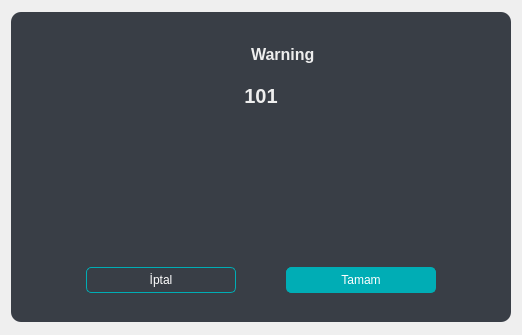
This is templates/ui/popup.ui in ismaildrcn/data-labeling as Qt 5 draws it before an edit. The edited form follows.
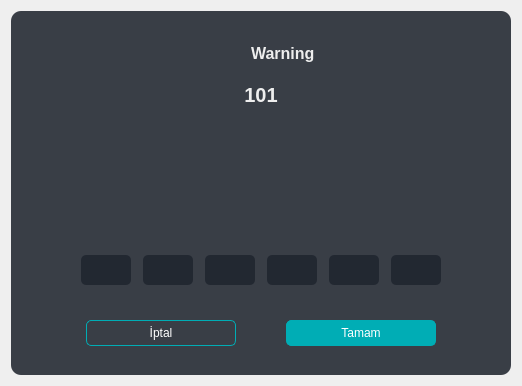
This is the edited form. Icons and pictures are not drawn.

Commit message: Added reopening with data from database - UI.

```diff
--- a/templates/ui/popup.ui
+++ b/templates/ui/popup.ui
@@ -7,7 +7,7 @@
     <x>0</x>
     <y>0</y>
     <width>518</width>
-    <height>335</height>
+    <height>363</height>
    </rect>
   </property>
   <property name="windowTitle">
@@ -44,6 +44,14 @@
 }
 #pushButton_ok{
 	background-color: #00ADB5;
+}
+QLineEdit{
+	border-radius: 5px;
+	background-color: #222831;
+	color: #EEEEEE;
+}
+QLineEdit:focus{
+	border: 1px solid #00ADB5;
 }</string>
      </property>
      <layout class="QVBoxLayout" name="verticalLayout">
@@ -151,6 +159,252 @@
         </layout>
        </widget>
       </item>
+      <item alignment="Qt::AlignHCenter">
+       <widget class="QWidget" name="widget_verify_area" native="true">
+        <layout class="QHBoxLayout" name="horizontalLayout_5">
+         <property name="spacing">
+          <number>12</number>
+         </property>
+         <item>
+          <widget class="QLineEdit" name="lineEdit_verify_1">
+           <property name="minimumSize">
+            <size>
+             <width>50</width>
+             <height>30</height>
+            </size>
+           </property>
+           <property name="maximumSize">
+            <size>
+             <width>50</width>
+             <height>30</height>
+            </size>
+           </property>
+           <property name="font">
+            <font>
+             <family>Segoe UI Variable Text</family>
+             <pointsize>12</pointsize>
+             <weight>75</weight>
+             <bold>true</bold>
+             <stylestrategy>PreferDefault</stylestrategy>
+             <kerning>true</kerning>
+            </font>
+           </property>
+           <property name="inputMethodHints">
+            <set>Qt::ImhNone</set>
+           </property>
+           <property name="inputMask">
+            <string/>
+           </property>
+           <property name="text">
+            <string/>
+           </property>
+           <property name="maxLength">
+            <number>1</number>
+           </property>
+           <property name="alignment">
+            <set>Qt::AlignCenter</set>
+           </property>
+           <property name="readOnly">
+            <bool>false</bool>
+           </property>
+          </widget>
+         </item>
+         <item>
+          <widget class="QLineEdit" name="lineEdit_verify_2">
+           <property name="minimumSize">
+            <size>
+             <width>50</width>
+             <height>30</height>
+            </size>
+           </property>
+           <property name="maximumSize">
+            <size>
+             <width>50</width>
+             <height>30</height>
+            </size>
+           </property>
+           <property name="font">
+            <font>
+             <family>Segoe UI Variable Text</family>
+             <pointsize>12</pointsize>
+             <weight>75</weight>
+             <bold>true</bold>
+             <stylestrategy>PreferDefault</stylestrategy>
+             <kerning>true</kerning>
+            </font>
+           </property>
+           <property name="inputMethodHints">
+            <set>Qt::ImhNone</set>
+           </property>
+           <property name="text">
+            <string/>
+           </property>
+           <property name="maxLength">
+            <number>1</number>
+           </property>
+           <property name="alignment">
+            <set>Qt::AlignCenter</set>
+           </property>
+           <property name="readOnly">
+            <bool>false</bool>
+           </property>
+          </widget>
+         </item>
+         <item>
+          <widget class="QLineEdit" name="lineEdit_verify_3">
+           <property name="minimumSize">
+            <size>
+             <width>50</width>
+             <height>30</height>
+            </size>
+           </property>
+           <property name="maximumSize">
+            <size>
+             <width>50</width>
+             <height>30</height>
+            </size>
+           </property>
+           <property name="font">
+            <font>
+             <family>Segoe UI Variable Text</family>
+             <pointsize>12</pointsize>
+             <weight>75</weight>
+             <bold>true</bold>
+             <stylestrategy>PreferDefault</stylestrategy>
+             <kerning>true</kerning>
+            </font>
+           </property>
+           <property name="text">
+            <string/>
+           </property>
+           <property name="maxLength">
+            <number>1</number>
+           </property>
+           <property name="alignment">
+            <set>Qt::AlignCenter</set>
+           </property>
+           <property name="readOnly">
+            <bool>false</bool>
+           </property>
+          </widget>
+         </item>
+         <item>
+          <widget class="QLineEdit" name="lineEdit_verify_4">
+           <property name="minimumSize">
+            <size>
+             <width>50</width>
+             <height>30</height>
+            </size>
+           </property>
+           <property name="maximumSize">
+            <size>
+             <width>50</width>
+             <height>30</height>
+            </size>
+           </property>
+           <property name="font">
+            <font>
+             <family>Segoe UI Variable Text</family>
+             <pointsize>12</pointsize>
+             <weight>75</weight>
+             <bold>true</bold>
+             <stylestrategy>PreferDefault</stylestrategy>
+             <kerning>true</kerning>
+            </font>
+           </property>
+           <property name="text">
+            <string/>
+           </property>
+           <property name="maxLength">
+            <number>1</number>
+           </property>
+           <property name="alignment">
+            <set>Qt::AlignCenter</set>
+           </property>
+           <property name="readOnly">
+            <bool>false</bool>
+           </property>
+          </widget>
+         </item>
+         <item>
+          <widget class="QLineEdit" name="lineEdit_verify_5">
+           <property name="minimumSize">
+            <size>
+             <width>50</width>
+             <height>30</height>
+            </size>
+           </property>
+           <property name="maximumSize">
+            <size>
+             <width>50</width>
+             <height>30</height>
+            </size>
+           </property>
+           <property name="font">
+            <font>
+             <family>Segoe UI Variable Text</family>
+             <pointsize>12</pointsize>
+             <weight>75</weight>
+             <bold>true</bold>
+             <stylestrategy>PreferDefault</stylestrategy>
+             <kerning>true</kerning>
+            </font>
+           </property>
+           <property name="text">
+            <string/>
+           </property>
+           <property name="maxLength">
+            <number>1</number>
+           </property>
+           <property name="alignment">
+            <set>Qt::AlignCenter</set>
+           </property>
+           <property name="readOnly">
+            <bool>false</bool>
+           </property>
+          </widget>
+         </item>
+         <item>
+          <widget class="QLineEdit" name="lineEdit_verify_6">
+           <property name="minimumSize">
+            <size>
+             <width>50</width>
+             <height>30</height>
+            </size>
+           </property>
+           <property name="maximumSize">
+            <size>
+             <width>50</width>
+             <height>30</height>
+            </size>
+           </property>
+           <property name="font">
+            <font>
+             <family>Segoe UI Variable Text</family>
+             <pointsize>12</pointsize>
+             <weight>75</weight>
+             <bold>true</bold>
+             <stylestrategy>PreferDefault</stylestrategy>
+             <kerning>true</kerning>
+            </font>
+           </property>
+           <property name="text">
+            <string/>
+           </property>
+           <property name="maxLength">
+            <number>1</number>
+           </property>
+           <property name="alignment">
+            <set>Qt::AlignCenter</set>
+           </property>
+           <property name="readOnly">
+            <bool>false</bool>
+           </property>
+          </widget>
+         </item>
+        </layout>
+       </widget>
+      </item>
       <item alignment="Qt::AlignHCenter">
        <widget class="QWidget" name="widget_bottom_area" native="true">
         <property name="sizePolicy">
```
Left out of the diff: 10 changed lines with no effect on the pictures. The commit also changes 3 other files.
